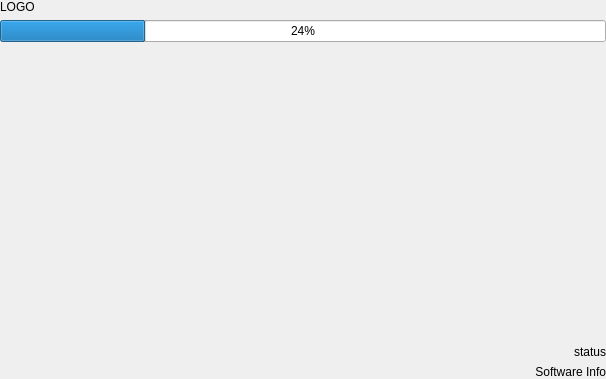
Qt form src/main/SplashScreen/splashscreen.ui (MRsoymilk/KnowIt) before a commit.
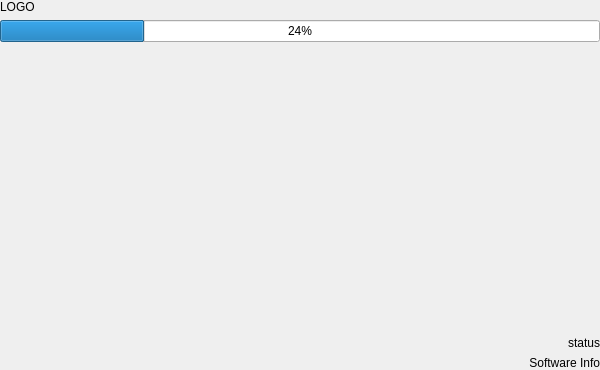
The same form after that commit.

Patch:
```diff
--- a/src/main/SplashScreen/splashscreen.ui
+++ b/src/main/SplashScreen/splashscreen.ui
@@ -6,8 +6,8 @@
    <rect>
     <x>0</x>
     <y>0</y>
-    <width>606</width>
-    <height>379</height>
+    <width>600</width>
+    <height>370</height>
    </rect>
   </property>
   <property name="windowTitle">
```
